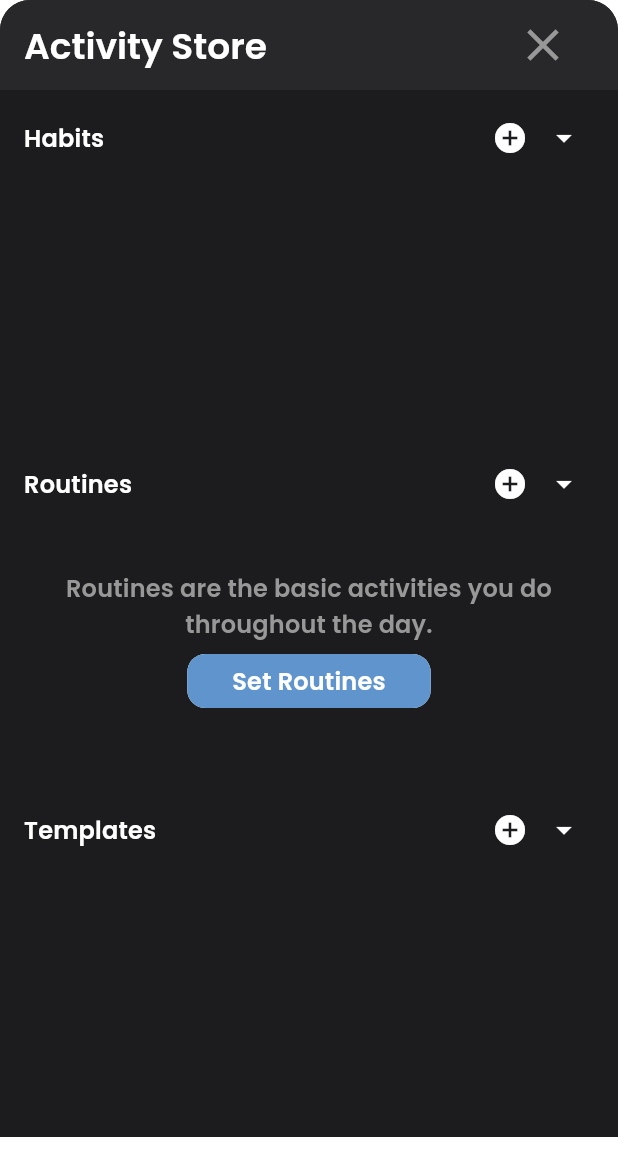
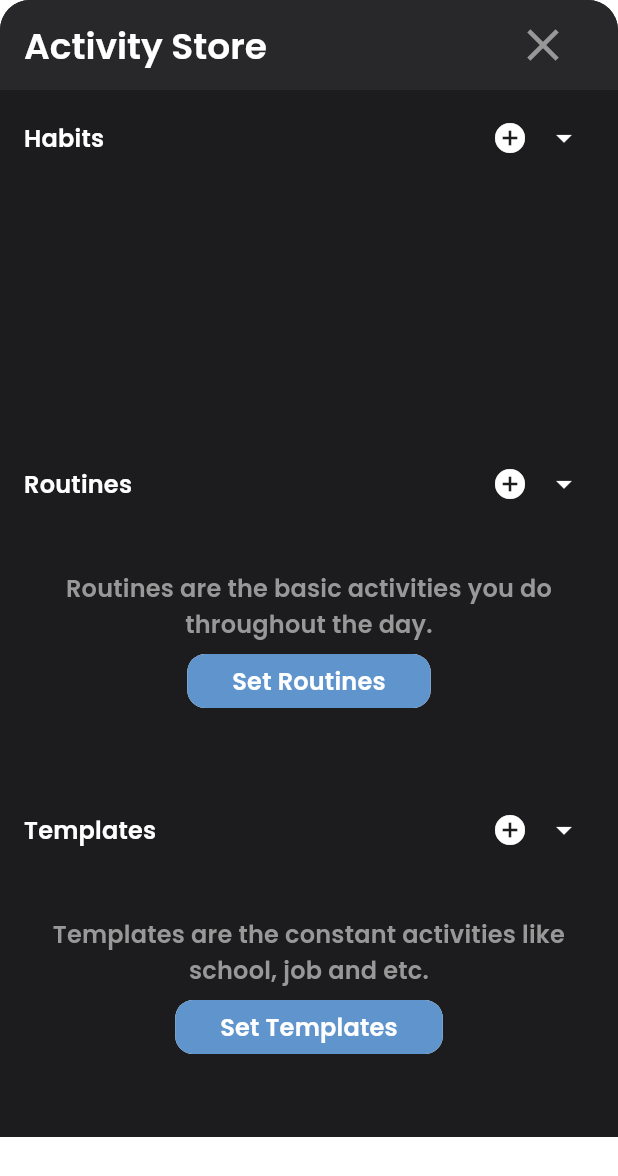
Before and after one commit to merakserhat/chain_app, a Flutter app: the ChainPanel widget shown alone on an empty page, opened directly, on a phone screen of 412 x 824 dp. Shown: the top 1176 px of the screen. Run offline on Flutter 3.47's test engine with Material 2 defaults, Android fonts, the phone set to English and light mode, and no system bars; our stand-ins replace dio, dropdown_button2, equatable, pretty_dio_logger, shared_preferences; accounts and stored records are empty.

Commit message:
feat: create template onboarding animation

```diff
--- a/lib/screens/chain/chain_panel.dart
+++ b/lib/screens/chain/chain_panel.dart
@@ -2,6 +2,7 @@ import 'package:chain_app/constants/app_theme.dart';
 import 'package:chain_app/models/routine_model.dart';
 import 'package:chain_app/screens/chain/routine/routine_list.dart';
 import 'package:chain_app/screens/chain/template/create_template_panel.dart';
+import 'package:chain_app/screens/chain/template/template_list.dart';
 import 'package:chain_app/screens/chain/widgets/content_group.dart';
 import 'package:flutter/material.dart';
 
@@ -117,7 +118,10 @@ class _ChainPanelState extends State<ChainPanel> {
                 ),
               );
             },
-            child: Container(),
+            child: TemplateList(
+                routines: routines,
+                templates: [],
+                deleteTemplate: (template) {}),
           )
         ],
       ),
--- /dev/null
+++ b/lib/screens/chain/template/template_list.dart
@@ -0,0 +1,87 @@
+import 'package:chain_app/constants/app_theme.dart';
+import 'package:chain_app/models/routine_model.dart';
+import 'package:chain_app/models/template_model.dart';
+import 'package:chain_app/screens/chain/routine/routine_list_item.dart';
+import 'package:chain_app/screens/chain/routine/routine_onboarding.dart';
+import 'package:chain_app/screens/chain/template/template_onboarding.dart';
+import 'package:chain_app/widgets/app_button.dart';
+import 'package:flutter/material.dart';
+
+class TemplateList extends StatelessWidget {
+  const TemplateList({
+    Key? key,
+    required this.routines,
+    required this.templates,
+    required this.deleteTemplate,
+  }) : super(key: key);
+  final List<RoutineModel> routines;
+  final List<TemplateModel> templates;
+  final Function(TemplateModel) deleteTemplate;
+
+  @override
+  Widget build(BuildContext context) {
+    return _getEmptyTemplate(context);
+    // return routines.isEmpty
+    //     ? _getEmptyRoutine(context)
+    //     : SingleChildScrollView(
+    //   child: Column(
+    //       children: List.generate(
+    //           ((templates.length + 1) / 2).toInt(),
+    //               (i) => Row(
+    //             children: List.generate(2, (j) {
+    //               int routineIndex = 2 * i + j;
+    //               if (routineIndex == routines.length) {
+    //                 return Expanded(child: Container());
+    //               }
+    //
+    //               return Expanded(
+    //                   child: Padding(
+    //                     padding: const EdgeInsets.all(4.0),
+    //                     child: TemplateListItem(
+    //                       routineModel: routines[routineIndex],
+    //                       isSelected: false,
+    //                       enableEdit: true,
+    //                       onDelete: () {
+    //                         deleteRoutine(routines[routineIndex]);
+    //                       },
+    //                       onChange: (_) {},
+    //                     ),
+    //                   ));
+    //             }),
+    //           ))),
+    // );
+  }
+
+  Widget _getEmptyTemplate(BuildContext context) {
+    // return Container();
+    return Center(
+      child: SingleChildScrollView(
+        child: Column(
+          mainAxisSize: MainAxisSize.max,
+          mainAxisAlignment: MainAxisAlignment.center,
+          children: [
+            Text(
+              "Templates are the constant activities like school, job and etc.",
+              textAlign: TextAlign.center,
+              style: Theme.of(context)
+                  .textTheme
+                  .titleMedium!
+                  .copyWith(color: AppColors.dark300),
+            ),
+            const SizedBox(height: 8),
+            AppButton(
+              label: "Set Templates",
+              onPressed: () {
+                showDialog(
+                    context: context,
+                    builder: (context) {
+                      return TemplateOnboarding();
+                    });
+              },
+            )
+          ],
+        ),
+      ),
+    );
+  }
+}
```
Also changed, not shown: lib/screens/chain/template/template_onboarding.dart (added, +54 -0 lines), lib/screens/chain/template/template_onboarding_animation.dart (added, +205 -0 lines).
